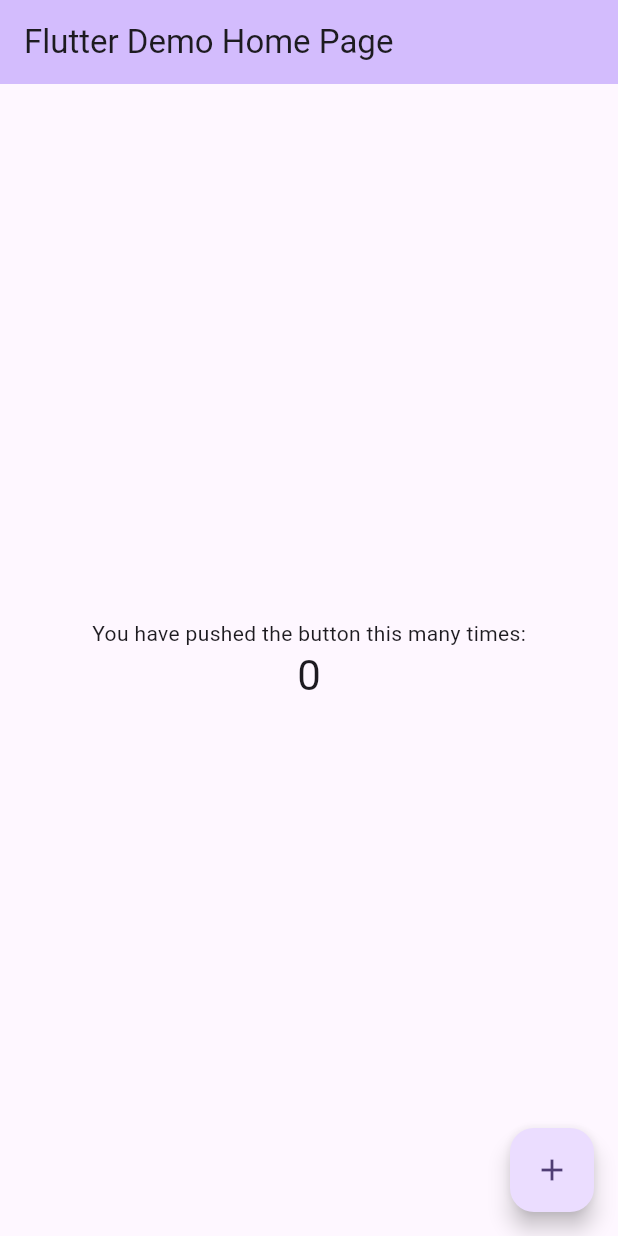
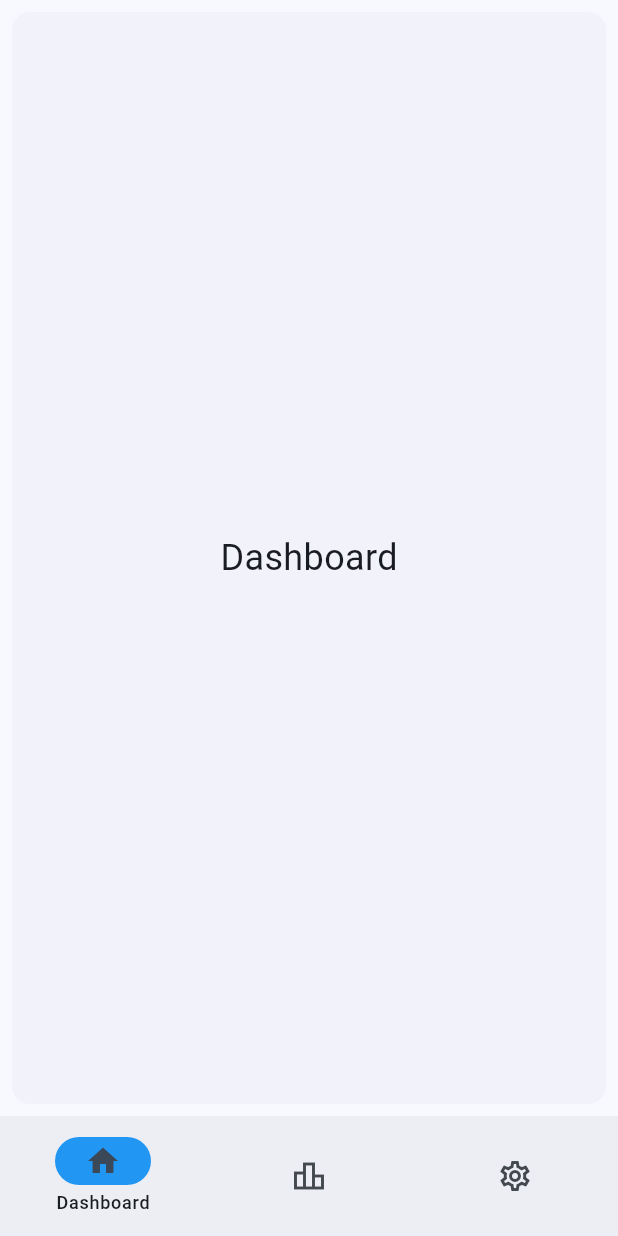
Before and after one commit to MaeschDEV/Zentime, a Flutter app: the screen it shows after launch, on a phone screen of 412 x 824 dp. Run offline on Flutter 3.47's test engine with Material 3 defaults, Android fonts, the light colour scheme and no system bars.

Commit message:
Added NavigationBar
- Removed comments in main.dart
- Changed the name to 'Zentime'
- Changed the color scheme to blue
- Added a currentPage indicator to HameScreenState
- Added a List of pages to the HomeScreenState
- Added a bottomNavigationBar to HomeScreenState
- Added Dashboard, Statistics and Settings to the NavigationBar
- Added 3 .dart Files for the 3 pages
- Each of them Displays a title with Dashboard/Statistics/Settings

```diff
--- a/lib/main.dart
+++ b/lib/main.dart
@@ -1,4 +1,7 @@
 import 'package:flutter/material.dart';
+import 'package:zentime/screens/dashboard_screen.dart';
+import 'package:zentime/screens/settings_screen.dart';
+import 'package:zentime/screens/statistics_screen.dart';
 
 void main() {
   runApp(const MyApp());
@@ -7,116 +10,65 @@ void main() {
 class MyApp extends StatelessWidget {
   const MyApp({super.key});
 
-  // This widget is the root of your application.
   @override
   Widget build(BuildContext context) {
     return MaterialApp(
-      title: 'Flutter Demo',
+      title: 'Zentime',
       theme: ThemeData(
-        // This is the theme of your application.
-        //
-        // TRY THIS: Try running your application with "flutter run". You'll see
-        // the application has a purple toolbar. Then, without quitting the app,
-        // try changing the seedColor in the colorScheme below to Colors.green
-        // and then invoke "hot reload" (save your changes or press the "hot
-        // reload" button in a Flutter-supported IDE, or press "r" if you used
-        // the command line to start the app).
-        //
-        // Notice that the counter didn't reset back to zero; the application
-        // state is not lost during the reload. To reset the state, use hot
-        // restart instead.
-        //
-        // This works for code too, not just values: Most code changes can be
-        // tested with just a hot reload.
-        colorScheme: ColorScheme.fromSeed(seedColor: Colors.deepPurple),
+        colorScheme: ColorScheme.fromSeed(seedColor: Colors.blue),
       ),
-      home: const MyHomePage(title: 'Flutter Demo Home Page'),
+      home: const HomeScreen(),
     );
   }
 }
 
-class MyHomePage extends StatefulWidget {
-  const MyHomePage({super.key, required this.title});
-
-  // This widget is the home page of your application. It is stateful, meaning
-  // that it has a State object (defined below) that contains fields that affect
-  // how it looks.
-
-  // This class is the configuration for the state. It holds the values (in this
-  // case the title) provided by the parent (in this case the App widget) and
-  // used by the build method of the State. Fields in a Widget subclass are
-  // always marked "final".
-
-  final String title;
+class HomeScreen extends StatefulWidget {
+  const HomeScreen({super.key});
 
   @override
-  State<MyHomePage> createState() => _MyHomePageState();
+  State<HomeScreen> createState() => _HomeScreenState();
 }
 
-class _MyHomePageState extends State<MyHomePage> {
-  int _counter = 0;
+class _HomeScreenState extends State<HomeScreen> {
+  int currentPageIndex = 0;
 
-  void _incrementCounter() {
-    setState(() {
-      // This call to setState tells the Flutter framework that something has
-      // changed in this State, which causes it to rerun the build method below
-      // so that the display can reflect the updated values. If we changed
-      // _counter without calling setState(), then the build method would not be
-      // called again, and so nothing would appear to happen.
-      _counter++;
-    });
-  }
+  final List<Widget> pages = const [
+    DashboardScreen(),
+    StatisticsScreen(),
+    SettingsScreen(),
+  ];
 
   @override
   Widget build(BuildContext context) {
-    // This method is rerun every time setState is called, for instance as done
-    // by the _incrementCounter method above.
-    //
-    // The Flutter framework has been optimized to make rerunning build methods
-    // fast, so that you can just rebuild anything that needs updating rather
-    // than having to individually change instances of widgets.
     return Scaffold(
-      appBar: AppBar(
-        // TRY THIS: Try changing the color here to a specific color (to
-        // Colors.amber, perhaps?) and trigger a hot reload to see the AppBar
-        // change color while the other colors stay the same.
-        backgroundColor: Theme.of(context).colorScheme.inversePrimary,
-        // Here we take the value from the MyHomePage object that was created by
-        // the App.build method, and use it to set our appbar title.
-        title: Text(widget.title),
+      bottomNavigationBar: NavigationBar(
+        onDestinationSelected: (int index) {
+          setState(() {
+            currentPageIndex = index;
+          });
+        },
+        indicatorColor: Colors.blue,
+        selectedIndex: currentPageIndex,
+        labelBehavior: NavigationDestinationLabelBehavior.onlyShowSelected,
+        destinations: const <Widget>[
+          NavigationDestination(
+            selectedIcon: Icon(Icons.home),
+            icon: Icon(Icons.home_outlined),
+            label: 'Dashboard',
+          ),
+          NavigationDestination(
+            selectedIcon: Icon(Icons.leaderboard),
+            icon: Icon(Icons.leaderboard_outlined),
+            label: 'Statistics',
+          ),
+          NavigationDestination(
+            selectedIcon: Icon(Icons.settings),
+            icon: Icon(Icons.settings_outlined),
+            label: 'Settings',
+          ),
+        ],
       ),
-      body: Center(
-        // Center is a layout widget. It takes a single child and positions it
-        // in the middle of the parent.
-        child: Column(
-          // Column is also a layout widget. It takes a list of children and
-          // arranges them vertically. By default, it sizes itself to fit its
-          // children horizontally, and tries to be as tall as its parent.
-          //
-          // Column has various properties to control how it sizes itself and
-          // how it positions its children. Here we use mainAxisAlignment to
-          // center the children vertically; the main axis here is the vertical
-          // axis because Columns are vertical (the cross axis would be
-          // horizontal).
-          //
-          // TRY THIS: Invoke "debug painting" (choose the "Toggle Debug Paint"
-          // action in the IDE, or press "p" in the console), to see the
-          // wireframe for each widget.
-          mainAxisAlignment: MainAxisAlignment.center,
-          children: <Widget>[
-            const Text('You have pushed the button this many times:'),
-            Text(
-              '$_counter',
-              style: Theme.of(context).textTheme.headlineMedium,
-            ),
-          ],
-        ),
-      ),
-      floatingActionButton: FloatingActionButton(
-        onPressed: _incrementCounter,
-        tooltip: 'Increment',
-        child: const Icon(Icons.add),
-      ), // This trailing comma makes auto-formatting nicer for build methods.
+      body: pages[currentPageIndex],
     );
   }
 }
--- /dev/null
+++ b/lib/screens/dashboard_screen.dart
@@ -0,0 +1,16 @@
+import 'package:flutter/material.dart';
+
+class DashboardScreen extends StatelessWidget {
+  const DashboardScreen({super.key});
+
+  @override
+  Widget build(BuildContext context) {
+    return Card(
+      shadowColor: Colors.transparent,
+      margin: const EdgeInsets.all(8.0),
+      child: SizedBox.expand(
+        child: Center(child: Text('Dashboard', style: TextStyle(fontSize: 24))),
+      ),
+    );
+  }
+}
--- /dev/null
+++ b/lib/screens/settings_screen.dart
@@ -0,0 +1,16 @@
+import 'package:flutter/material.dart';
+
+class SettingsScreen extends StatelessWidget {
+  const SettingsScreen({super.key});
+
+  @override
+  Widget build(BuildContext context) {
+    return Card(
+      shadowColor: Colors.transparent,
+      margin: const EdgeInsets.all(8.0),
+      child: SizedBox.expand(
+        child: Center(child: Text('Settings', style: TextStyle(fontSize: 24))),
+      ),
+    );
+  }
+}
--- /dev/null
+++ b/lib/screens/statistics_screen.dart
@@ -0,0 +1,18 @@
+import 'package:flutter/material.dart';
+
+class StatisticsScreen extends StatelessWidget {
+  const StatisticsScreen({super.key});
+
+  @override
+  Widget build(BuildContext context) {
+    return Card(
+      shadowColor: Colors.transparent,
+      margin: const EdgeInsets.all(8.0),
+      child: SizedBox.expand(
+        child: Center(
+          child: Text('Statistics', style: TextStyle(fontSize: 24)),
+        ),
+      ),
+    );
+  }
+}
```
